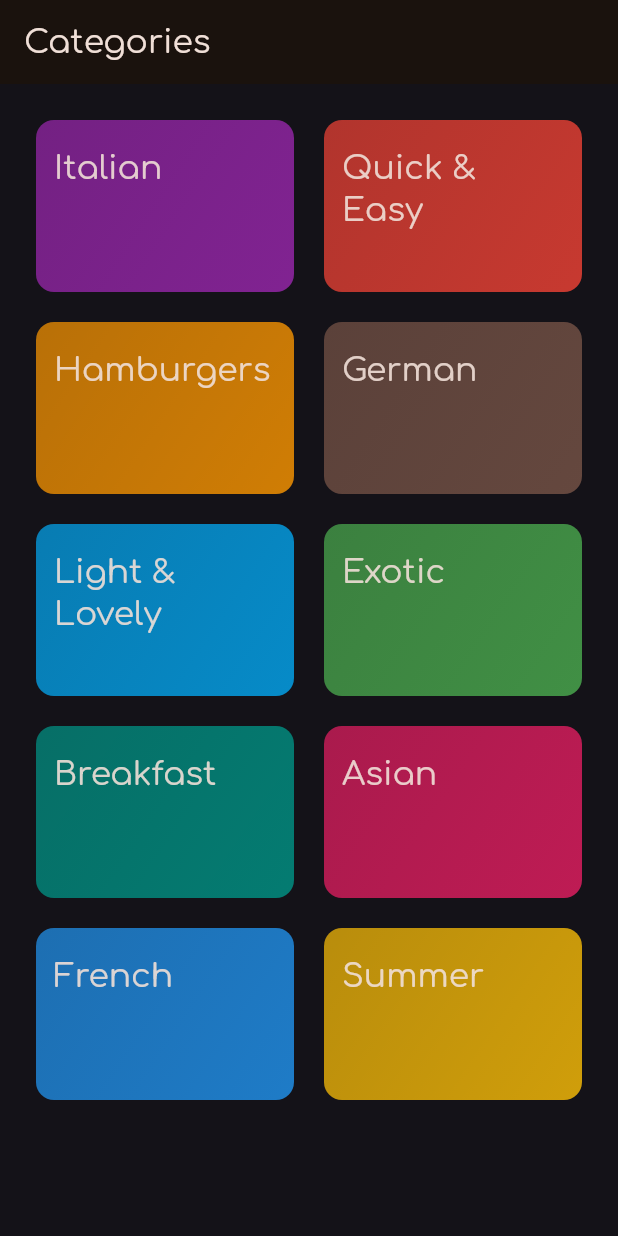
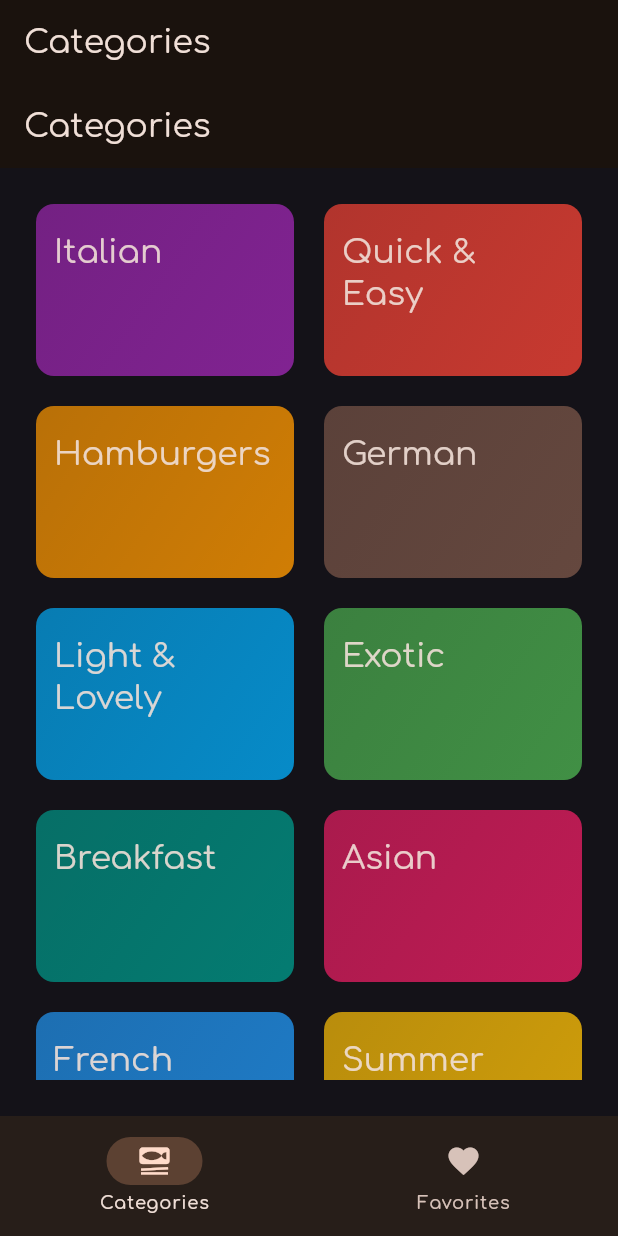
Before and after one commit to cocahonka/flutter-training-enhanced-meals, a Flutter app: the screen it shows after launch, on a phone screen of 412 x 824 dp. Run offline on Flutter 3.47's test engine with Material 3 defaults, Android fonts, the phone set to English and light mode, and no system bars; our stand-ins replace google_fonts, transparent_image.

Commit message:
added tabs navigation

```diff
--- a/lib/main.dart
+++ b/lib/main.dart
@@ -2,7 +2,7 @@ import 'package:flutter/material.dart';
 import 'package:google_fonts/google_fonts.dart';
 import 'package:meals_enhanced/scopes/categories_scope.dart';
 import 'package:meals_enhanced/scopes/meals_scope.dart';
-import 'package:meals_enhanced/screens/categories_screen.dart';
+import 'package:meals_enhanced/screens/meal_app_navigation_screen.dart';
 
 void main() {
   runApp(const MealApp());
@@ -25,7 +25,7 @@ class MealApp extends StatelessWidget {
             colorScheme: colorScheme,
             textTheme: GoogleFonts.comfortaaTextTheme(),
           ),
-          home: const CategoriesScreen(),
+          home: const MealAppNavigationScreen(),
         ),
       ),
     );
--- /dev/null
+++ b/lib/screens/meal_app_navigation_screen.dart
@@ -0,0 +1,63 @@
+import 'package:flutter/material.dart';
+import 'package:meals_enhanced/extensions/capitalize.dart';
+import 'package:meals_enhanced/screens/categories_screen.dart';
+import 'package:meals_enhanced/screens/meals_screen.dart';
+
+enum TabsContent {
+  categories(icon: Icons.set_meal),
+  favorites(icon: Icons.favorite);
+
+  const TabsContent({required this.icon});
+
+  final IconData icon;
+}
+
+class MealAppNavigationScreen extends StatefulWidget {
+  const MealAppNavigationScreen({super.key});
+
+  @override
+  State<MealAppNavigationScreen> createState() => _MealAppNavigationScreenState();
+}
+
+class _MealAppNavigationScreenState extends State<MealAppNavigationScreen> {
+  var _currentIndex = 0;
+  var _currentPage = TabsContent.values.first;
+
+  void _indexChanged(int index) {
+    setState(() {
+      _currentIndex = index;
+      _currentPage = TabsContent.values[_currentIndex];
+    });
+  }
+
+  @override
+  Widget build(BuildContext context) {
+    final title = switch (_currentPage) {
+      TabsContent.categories => 'Categories',
+      TabsContent.favorites => 'Your Favorites',
+    };
+
+    final Widget content = switch (_currentPage) {
+      TabsContent.categories => const CategoriesScreen(),
+      TabsContent.favorites => MealsScreen(title: title, meals: []),
+    };
+
+    return Scaffold(
+      appBar: AppBar(
+        title: Text(title),
+      ),
+      bottomNavigationBar: NavigationBar(
+        selectedIndex: _currentIndex,
+        onDestinationSelected: _indexChanged,
+        destinations: [
+          for (final content in TabsContent.values)
+            NavigationDestination(
+              icon: Icon(content.icon),
+              label: content.name.capitalize(),
+            ),
+        ],
+      ),
+      body: content,
+    );
+  }
+}
```
